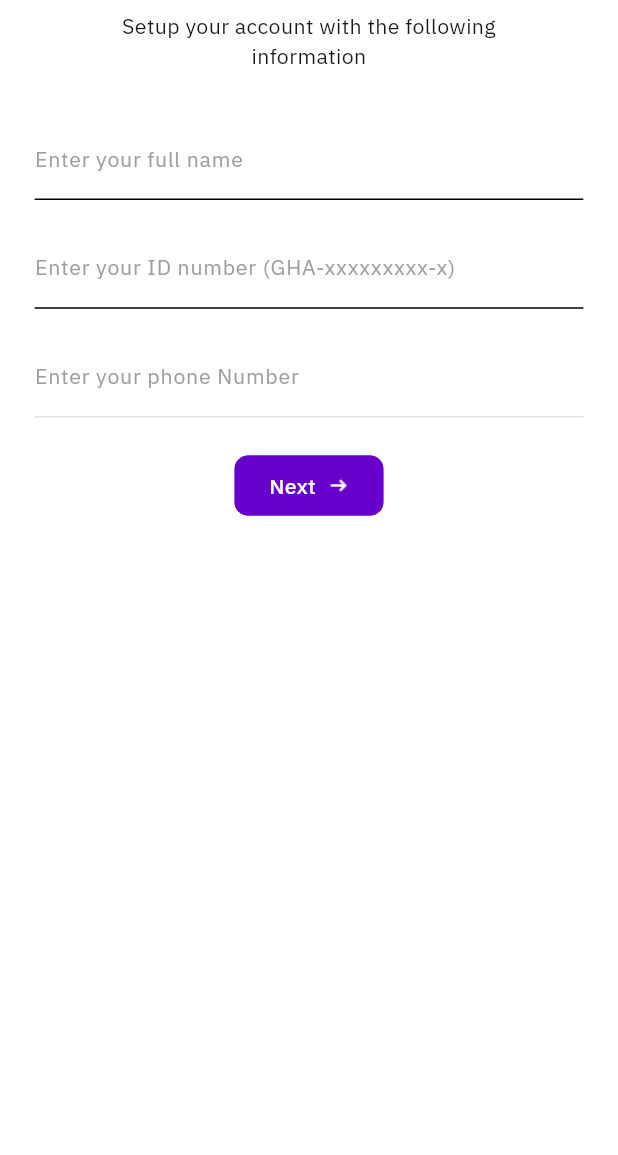
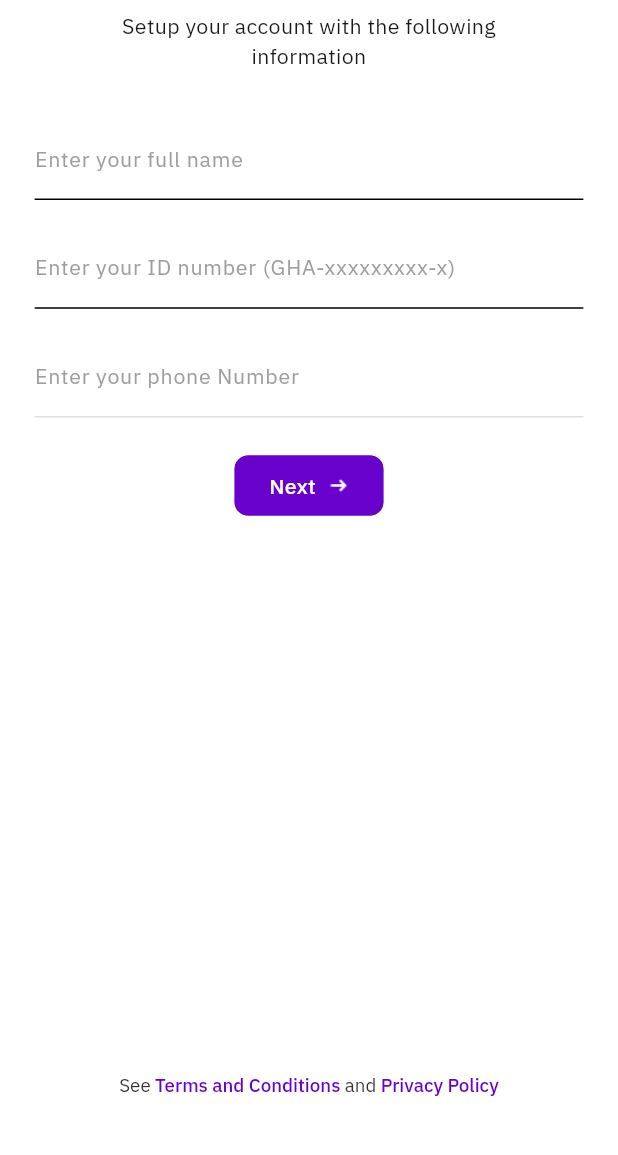
Before and after one commit to Broadspectrum-Digital-Payments/trendipay-mobile-app, a Flutter app: the AccountRegistrationScreen screen opened by its route, on a phone screen of 412 x 824 dp, the part 74-1229 px from its top. Run offline on Flutter 3.47's test engine with Material 3 defaults, Android fonts, the light colour scheme and no system bars; our stand-ins replace cached_network_image, carousel_slider, dartz, device_info_plus, dio, equatable and 17 more; accounts and stored records are empty.

Commit message:
login and signup terms and policy

```diff
--- a/lib/src/feature/auth/presentation/screens/signup/account_registration_screen.dart
+++ b/lib/src/feature/auth/presentation/screens/signup/account_registration_screen.dart
@@ -1,5 +1,6 @@
 import 'package:bdp_payment_app/core/constants/colors.dart';
 import 'package:bdp_payment_app/core/constants/styles.dart';
+import 'package:bdp_payment_app/core/extensions/gesture_extension.dart';
 import 'package:bdp_payment_app/core/routing/app_navigator.dart';
 import 'package:bdp_payment_app/core/routing/app_route.dart';
 import 'package:bdp_payment_app/core/view_models/user_view_model.dart';
@@ -11,10 +12,13 @@ import 'package:flutter/material.dart';
 import 'package:provider/provider.dart';
 import '../../../../../../core/constants/common.dart';
 import '../../../../../../core/constants/sizes.dart';
+import '../../../../../../core/utils/app_dialog_util.dart';
 import '../../../../../../core/utils/app_theme_util.dart';
 import '../../../../../../core/utils/input_formatter_util.dart';
 import '../../../../../shared_widgets/base/bdp_appbar.dart';
 import '../../../../../../core/constants/text_strings.dart';
+import '../../../../../shared_widgets/common/nav_bar_wrapper.dart';
+import '../../widgets/auth_agreement_modal_content.dart';
 
 
 class AccountRegistrationScreen extends StatefulWidget {
@@ -181,6 +185,58 @@ class _AccountRegistrationScreenState extends State<AccountRegistrationScreen> {
           ),
         ),
       ),
+
+      bottomNavigationBar: NavBarWrapper(
+        padding: EdgeInsets.only(
+          left: AppThemeUtil.width(kWidthPadding),
+          right: AppThemeUtil.width(kWidthPadding),
+          bottom: AppThemeUtil.height(MediaQuery.of(context).size.height < 500? 32 : 48),
+          top: AppThemeUtil.height(AppThemeUtil.height(MediaQuery.of(context).size.height < 500? 4 : 8)),
+        ),
+        child: Row(
+          mainAxisAlignment: MainAxisAlignment.center,
+          mainAxisSize: MainAxisSize.min,
+          children: [
+            RichText(
+              text: TextSpan(
+                  text: 'See ',
+                  style: kRegularFontStyle.copyWith(
+                    fontSize: AppThemeUtil.radius(14.0),
+                    color: const Color(0xff332f2e),
+                  ),
+                  children: [
+                    TextSpan(
+                      text: 'Terms and Conditions ',
+                      style: kMediumFontStyle.copyWith(
+                        fontSize: AppThemeUtil.radius(14.0),
+                        color: BDPColors.brightPurple,
+                      ),
+                    ),
+                    TextSpan(
+                      text: 'and ',
+                      style: kRegularFontStyle.copyWith(
+                        fontSize: AppThemeUtil.radius(14.0),
+                        color: const Color(0xff332f2e),
+                      ),
+                    ),
+                    TextSpan(
+                      text: 'Privacy Policy',
+                      style: kMediumFontStyle.copyWith(
+                        fontSize: AppThemeUtil.radius(14.0),
+                        color: BDPColors.brightPurple,
+                      ),
+                    ),
+                  ]
+              ),
+            ),
+          ],
+        ).onPressed((){
+          AppDialogUtil.showScrollableBottomSheet(
+            context: context,
+            builder: (context) => const AuthAgreementModalContent(),
+          );
+        }),
+      ),
     );
   }
 }
--- a/lib/src/feature/loans/presentation/screens/loan_summary_screen.dart
+++ b/lib/src/feature/loans/presentation/screens/loan_summary_screen.dart
@@ -6,14 +6,12 @@ import 'package:bdp_payment_app/src/feature/loans/presentation/widgets/loan_agre
 import 'package:bdp_payment_app/src/shared_widgets/buttons/bdp_primary_button.dart';
 import 'package:flutter/material.dart';
 import 'package:intl/intl.dart';
-import 'package:provider/provider.dart';
 
 import '../../../../../core/constants/styles.dart';
 import '../../../../../core/utils/app_dialog_util.dart';
 import '../../../../shared_widgets/base/bdp_appbar.dart';
 import '../../../../shared_widgets/common/v_space.dart';
 import '../../domain/models/amortize/amortize_model.dart';
-import '../view_models/loan_view_model.dart';
 
 
 class LoanSummaryScreen extends StatefulWidget {
@@ -31,7 +29,6 @@ class _LoanSummaryScreenState extends State<LoanSummaryScreen> {
   @override
   Widget build(BuildContext context) {
     final amortize = widget.amortize;
-    final request = context.read<LoanViewModel>().getLoanRequestBody;
     return Scaffold(
       appBar: BDPAppBar(
         appBar: AppBar(),
```
Also changed, not shown: lib/src/feature/auth/presentation/screens/login/login_screen.dart (+75 -18 lines), lib/src/feature/auth/presentation/widgets/auth_agreement_modal_content.dart (added, +227 -0 lines), lib/src/shared_widgets/base/draggable_bottom_sheet.dart (+4 -4 lines), lib/src/shared_widgets/modals/bottom_modal_title.dart (+17 -1 lines).
